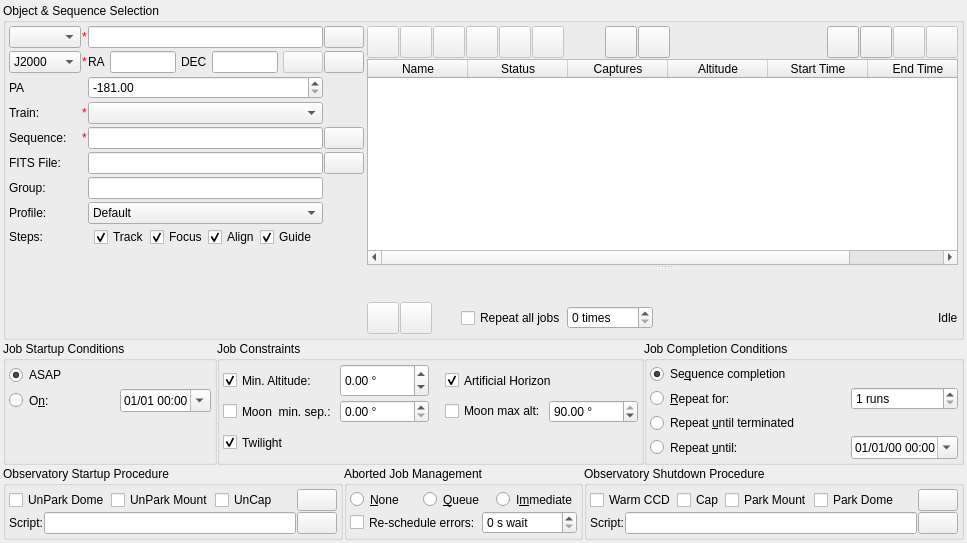
This is kstars/ekos/scheduler/scheduler.ui in geeksville/kstars-fork as Qt 5 draws it before an edit. The edited form follows.
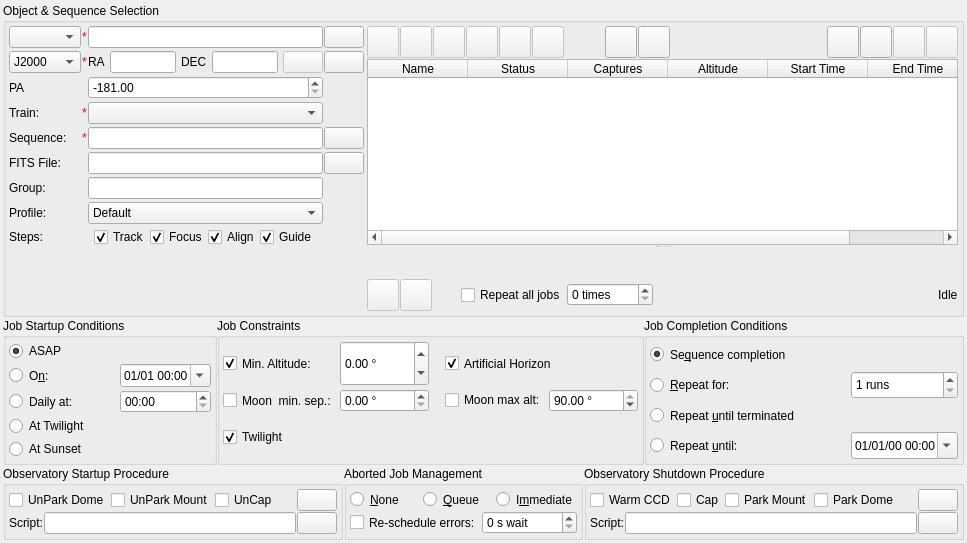
This is the edited form. Icons and pictures are not drawn. Custom widgets are drawn as their Qt base class.

Commit message:
Add new startup conditions to the scheduler
Implemented support for new startup conditions: Daily, Twilight, and Sunset. Updated the UI to include radio buttons for these conditions and modified the scheduler logic to handle them appropriately. Added tests to verify the functionality of the new conditions and their integration with the job scheduling process.

```diff
--- a/kstars/ekos/scheduler/scheduler.ui
+++ b/kstars/ekos/scheduler/scheduler.ui
@@ -1550,7 +1550,7 @@
          <number>3</number>
         </property>
         <item>
-         <layout class="QGridLayout" name="gridLayout" rowstretch="1,1" columnstretch="2,1">
+         <layout class="QGridLayout" name="gridLayout" rowstretch="1,1,1,1,1" columnstretch="2,1">
           <property name="spacing">
            <number>3</number>
           </property>
@@ -1611,6 +1611,76 @@
             </attribute>
            </widget>
           </item>
+          <item row="2" column="0">
+           <widget class="QRadioButton" name="dailyConditionR">
+            <property name="sizePolicy">
+             <sizepolicy hsizetype="Preferred" vsizetype="Preferred">
+              <horstretch>0</horstretch>
+              <verstretch>0</verstretch>
+             </sizepolicy>
+            </property>
+            <property name="toolTip">
+             <string>Start the job at the same time every day</string>
+            </property>
+            <property name="text">
+             <string>Daily at:</string>
+            </property>
+            <attribute name="buttonGroup">
+             <string notr="true">startupButtonGroup</string>
+            </attribute>
+           </widget>
+          </item>
+          <item row="2" column="1">
+           <widget class="QTimeEdit" name="dailyTimeEdit">
+            <property name="sizePolicy">
+             <sizepolicy hsizetype="Preferred" vsizetype="Preferred">
+              <horstretch>0</horstretch>
+              <verstretch>0</verstretch>
+             </sizepolicy>
+            </property>
+            <property name="displayFormat">
+             <string>hh:mm</string>
+            </property>
+           </widget>
+          </item>
+          <item row="3" column="0" colspan="2">
+           <widget class="QRadioButton" name="twilightConditionR">
+            <property name="sizePolicy">
+             <sizepolicy hsizetype="Preferred" vsizetype="Preferred">
+              <horstretch>0</horstretch>
+              <verstretch>0</verstretch>
+             </sizepolicy>
+            </property>
+            <property name="toolTip">
+             <string>Start the job at astronomical twilight (when the sun is at -18° altitude)</string>
+            </property>
+            <property name="text">
+             <string>At Twilight</string>
+            </property>
+            <attribute name="buttonGroup">
+             <string notr="true">startupButtonGroup</string>
+            </attribute>
+           </widget>
+          </item>
+          <item row="4" column="0" colspan="2">
+           <widget class="QRadioButton" name="sunsetConditionR">
+            <property name="sizePolicy">
+             <sizepolicy hsizetype="Preferred" vsizetype="Preferred">
+              <horstretch>0</horstretch>
+              <verstretch>0</verstretch>
+             </sizepolicy>
+            </property>
+            <property name="toolTip">
+             <string>Start the job at sunset</string>
+            </property>
+            <property name="text">
+             <string>At Sunset</string>
+            </property>
+            <attribute name="buttonGroup">
+             <string notr="true">startupButtonGroup</string>
+            </attribute>
+           </widget>
+          </item>
          </layout>
         </item>
         <item>
```
The commit also changes 12 other files.
